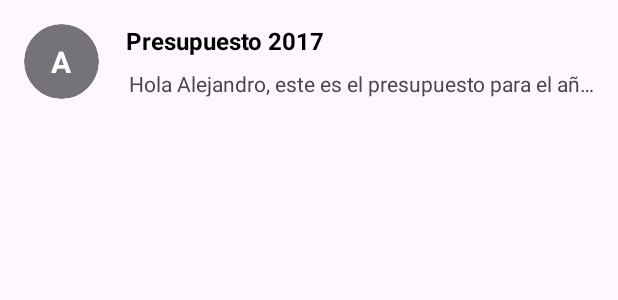
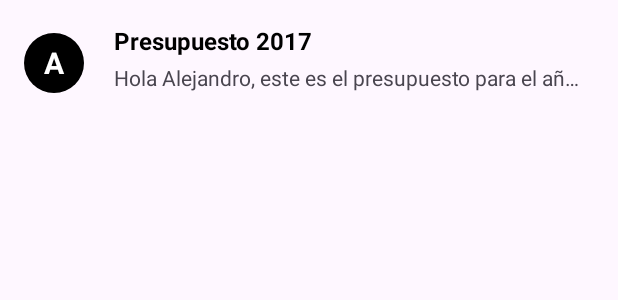
Before and after one commit to ivancarrillovela/AolicacionMail, an Android app: the layout item_menu.xml on its own in the app's theme, with its tools: preview values and no code run, on a phone screen of 412 x 824 dp. Shown: the top 300 px of the screen. Run offline under Robolectric (Android 15) with nearby library versions, the phone set to English and light mode, and no system bars.

Commit message:
refactor: Replace CardView avatar with a Drawable circle and improve layout
This commit refactors the list item's avatar implementation by replacing the `CardView` with a more efficient `TextView` backed by a custom `Drawable` shape. This change improves rendering performance and simplifies the layout.

-   **`MailAdapter.java`**:
    -   Updated the `assignData` method to dynamically color the avatar background. It now uses a `Drawable` (`circulo.xml`) and applies a `PorterDuff.Mode.SRC_IN` color filter based on the mail's color property.
    -   Added error handling to default to a gray color if parsing the mail's color fails.
    -   The `CardView` reference has been removed from the `MailHolder`.

-   **`item_menu.xml`**:
    -   Replaced the `CardView` and its nested `TextView` with a single `TextView` (`txtAvatar`).
    -   The `TextView` now uses `@drawable/circulo` as its background, achieving the circular avatar look without the overhead of a `CardView`.
    -   Constraints were updated to reflect the new layout structure.

-   **`drawable/circulo.xml`**:
    -   Added a new XML drawable that defines an oval shape, used as the background for the avatar `TextView`.

-   **`MainActivity.java`**:
    -   Optimized the multi-panel check by using `findViewById` instead of `getSupportFragmentManager().findFragmentById`, which is a more direct way to check for the view's existence.

```diff
--- a/app/src/main/java/com/ivancarrillo/aolicacionmail/activities/MainActivity.java
+++ b/app/src/main/java/com/ivancarrillo/aolicacionmail/activities/MainActivity.java
@@ -18,7 +18,7 @@ public class MainActivity extends AppCompatActivity implements FragmentMenu.Data
         setContentView(R.layout.activity_main);
 
         // Vemos si es multipanel buscando el segundo fragmento
-        isMultiPanel = (getSupportFragmentManager().findFragmentById(R.id.fragmentCorreo) != null);
+        isMultiPanel = findViewById(R.id.fragmentCorreo) != null;
     }
 
     @Override
--- /dev/null
+++ b/app/src/main/res/drawable/circulo.xml
@@ -0,0 +1,5 @@
+<?xml version="1.0" encoding="utf-8"?>
+<shape xmlns:android="http://schemas.android.com/apk/res/android" android:shape="oval">
+    <solid android:color="@color/black"/>
+    <size android:height="40dp" android:width="40dp"/>
+</shape>
--- a/app/src/main/res/layout/item_menu.xml
+++ b/app/src/main/res/layout/item_menu.xml
@@ -1,32 +1,27 @@
 <?xml version="1.0" encoding="utf-8"?>
 <androidx.constraintlayout.widget.ConstraintLayout xmlns:android="http://schemas.android.com/apk/res/android"
     xmlns:app="http://schemas.android.com/apk/res-auto"
+    xmlns:tools="http://schemas.android.com/tools"
     android:layout_width="match_parent"
     android:layout_height="wrap_content"
     android:background="?attr/selectableItemBackground"
     android:padding="16dp">
 
-        <androidx.cardview.widget.CardView
-            android:id="@+id/cardAvatar"
-            android:layout_width="50dp"
-            android:layout_height="50dp"
-            app:cardBackgroundColor="@color/material_on_surface_emphasis_medium"
-            app:cardCornerRadius="25dp"
-            app:cardElevation="0dp"
-            app:layout_constraintStart_toStartOf="parent"
-            app:layout_constraintTop_toTopOf="parent">
 
     <TextView
         android:id="@+id/txtAvatar"
         android:layout_width="wrap_content"
         android:layout_height="wrap_content"
-                android:layout_gravity="center"
+        android:background="@drawable/circulo"
+        android:gravity="center"
         android:text="A"
         android:textColor="@color/white"
         android:textSize="20sp"
-                android:textStyle="bold" />
+        android:textStyle="bold"
+        app:layout_constraintBottom_toBottomOf="parent"
+        app:layout_constraintStart_toStartOf="parent"
+        app:layout_constraintTop_toTopOf="parent" />
 
-        </androidx.cardview.widget.CardView>
 
     <TextView
         android:id="@+id/tvTitle"
@@ -37,22 +32,26 @@
         android:textColor="@color/black"
         android:textSize="16sp"
         android:textStyle="bold"
+        app:layout_constraintBottom_toTopOf="@+id/tvSnippet"
         app:layout_constraintEnd_toEndOf="parent"
-        app:layout_constraintStart_toEndOf="@id/cardAvatar"
-        app:layout_constraintTop_toTopOf="@id/cardAvatar" />
+        app:layout_constraintHorizontal_bias="0.307"
+        app:layout_constraintStart_toEndOf="@id/txtAvatar"
+        app:layout_constraintTop_toTopOf="parent" />
 
     <TextView
         android:id="@+id/tvSnippet"
         android:layout_width="310dp"
         android:layout_height="25dp"
-        android:layout_marginTop="8dp"
+        android:layout_marginStart="16dp"
+        android:layout_marginTop="4dp"
         android:ellipsize="end"
         android:maxLines="1"
         android:text="Hola Alejandro, este es el presupuesto para el año que viene."
         android:textSize="14sp"
+        app:layout_constraintBottom_toBottomOf="parent"
         app:layout_constraintEnd_toEndOf="parent"
-        app:layout_constraintHorizontal_bias="1.0"
-        app:layout_constraintStart_toEndOf="@id/cardAvatar"
-        app:layout_constraintTop_toBottomOf="@id/tvTitle" />
+        app:layout_constraintHorizontal_bias="0.307"
+        app:layout_constraintStart_toEndOf="@+id/txtAvatar"
+        app:layout_constraintTop_toBottomOf="@+id/tvTitle" />
 
 </androidx.constraintlayout.widget.ConstraintLayout>
```
Also changed, not shown: app/src/main/java/com/ivancarrillo/aolicacionmail/adapters/MailAdapter.java (+24 -7 lines). Lines whose indentation alone changed are shown as unchanged.
